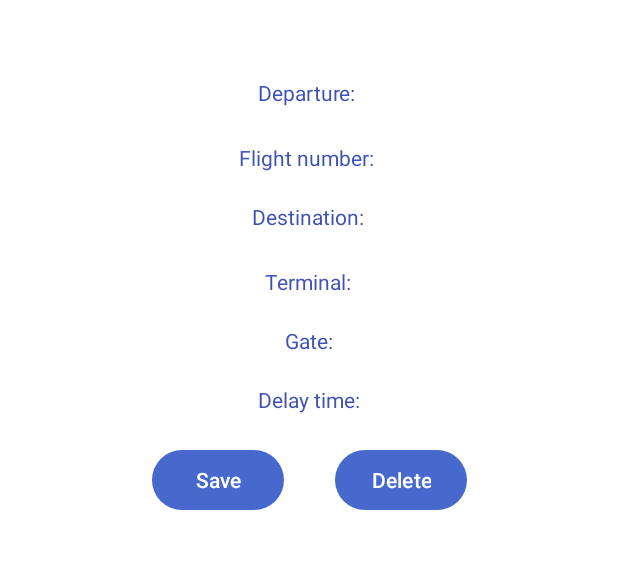
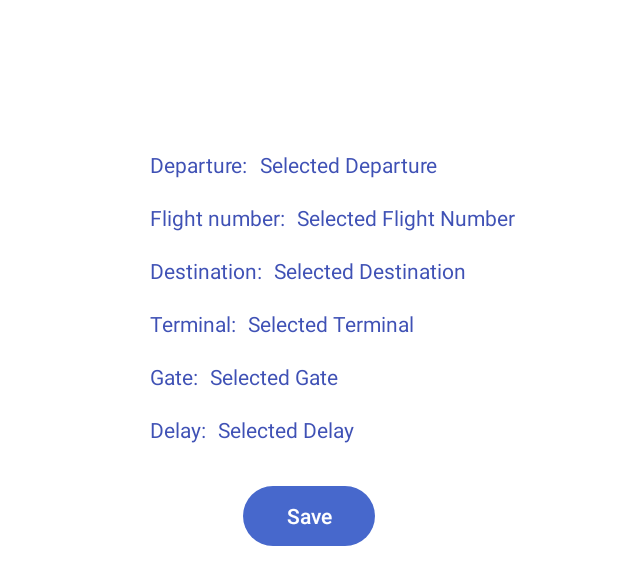
Before and after one commit to h-okay/CST2335-Final-Project-Submission, an Android app: the layout flight_detail_info.xml on its own in the app's theme, with its tools: preview values and no code run, on a phone screen of 412 x 824 dp. Shown: the top 585 px of the screen. Run offline under Robolectric (Android 15) with nearby library versions, the phone set to English and light mode, and no system bars.

```diff
--- a/app/src/main/java/algonquin/cst2335/cst2335_finalproject/FlightAdapter.java
+++ b/app/src/main/java/algonquin/cst2335/cst2335_finalproject/FlightAdapter.java
@@ -91,12 +91,13 @@ public class FlightAdapter extends RecyclerView.Adapter<FlightAdapter.FlightView
 
         public void bind(Flight flight) {
 
-                departureAirportTextView.setText(flight.getDepartureAirport());
-                flightNumberTextView.setText(flight.getFlightNumber());
-                destinationTextView.setText(flight.getDestination());
-                terminalTextView.setText(flight.getTerminal());
-                gateTextView.setText(flight.getGate());
-                delayTextView.setText(flight.getDelay());
+
+                departureAirportTextView.setText("Departure:" +flight.getDepartureAirport());
+                flightNumberTextView.setText("Flight Number:" + flight.getFlightNumber());
+                destinationTextView.setText("Destination:" + flight.getDestination());
+                terminalTextView.setText("Terminal:" + flight.getTerminal());
+                gateTextView.setText("Gate:" + flight.getGate());
+                delayTextView.setText("Delay:" + flight.getDelay());
 
 
         }
--- a/app/src/main/java/algonquin/cst2335/cst2335_finalproject/FlightDetailFragment.java
+++ b/app/src/main/java/algonquin/cst2335/cst2335_finalproject/FlightDetailFragment.java
@@ -42,12 +42,20 @@ public class FlightDetailFragment extends Fragment {
 
         requireActivity().runOnUiThread(() -> {
 
-            binding.departureText.setText(getString(R.string.departure, selected.departureAirport));
-            binding.flightNumberText.setText(getString(R.string.flight_number, selected.flightNumber));
-            binding.destinationData.setText(getString(R.string.destination, selected.destination));
-            binding.terminalData.setText(getString(R.string.terminal, selected.terminal));
-            binding.gate.setText(getString(R.string.gate, selected.gate));
-            binding.delay.setText(getString(R.string.delay, selected.delay));
+//            binding.departureText.setText(getString(R.string.departure, selected.departureAirport));
+//            binding.flightNumberText.setText(getString(R.string.flight_number, selected.flightNumber));
+//            binding.destinationData.setText(getString(R.string.destination, selected.destination));
+//            binding.terminalData.setText(getString(R.string.terminal, selected.terminal));
+//            binding.gate.setText(getString(R.string.gate, selected.gate));
+//            binding.delay.setText(getString(R.string.delay, selected.delay));
+            binding.departureText.setText(selected.departureAirport);
+            binding.flightNumberText.setText(selected.flightNumber);
+            binding.destinationData.setText(selected.destination);
+            binding.terminalData.setText(selected.terminal);
+            binding.gate.setText(selected.gate);
+            binding.delay.setText(selected.delay);
+
+
 
 
         });
--- a/app/src/main/res/layout/flight_detail_info.xml
+++ b/app/src/main/res/layout/flight_detail_info.xml
@@ -1,93 +1,139 @@
-<?xml version="1.0" encoding="utf-8"?>
-<androidx.constraintlayout.widget.ConstraintLayout xmlns:android="http://schemas.android.com/apk/res/android"
+<androidx.constraintlayout.widget.ConstraintLayout
+    xmlns:android="http://schemas.android.com/apk/res/android"
     xmlns:app="http://schemas.android.com/apk/res-auto"
     xmlns:tools="http://schemas.android.com/tools"
     android:layout_width="match_parent"
     android:layout_height="match_parent"
-    android:background="@color/white">
+    android:background="@color/white"
+    app:layout_constraintVertical_bias="0.5"
+    app:layout_constraintHorizontal_bias="0.5">
+
+    <!-- Departure label and TextView -->
+    <TextView
+        android:id="@+id/departureLabel"
+        android:layout_width="wrap_content"
+        android:layout_height="wrap_content"
+        android:layout_marginStart="100dp"
+        android:layout_marginTop="100dp"
+        android:text="Departure:"
+        app:layout_constraintStart_toStartOf="parent"
+        app:layout_constraintTop_toTopOf="parent" />
+
+    <TextView
+        android:id="@+id/departureText"
+        android:layout_width="wrap_content"
+        android:layout_height="wrap_content"
+        android:text="Selected Departure"
+        app:layout_constraintStart_toEndOf="@id/departureLabel"
+        app:layout_constraintTop_toTopOf="@id/departureLabel"
+        android:layout_marginStart="8dp"/>
+
+    <!-- Flight number label and TextView -->
+    <TextView
+        android:id="@+id/flightNumberLabel"
+        android:layout_width="wrap_content"
+        android:layout_height="wrap_content"
+        android:text="Flight number:"
+        app:layout_constraintStart_toStartOf="@id/departureLabel"
+        app:layout_constraintTop_toBottomOf="@id/departureLabel"
+        android:layout_marginTop="16dp"/>
+
+    <TextView
+        android:id="@+id/flightNumberText"
+        android:layout_width="wrap_content"
+        android:layout_height="wrap_content"
+        android:text="Selected Flight Number"
+        app:layout_constraintStart_toEndOf="@id/flightNumberLabel"
+        app:layout_constraintTop_toTopOf="@id/flightNumberLabel"
+        android:layout_marginStart="8dp"/>
+
+    <!-- Destination label and TextView -->
+    <TextView
+        android:id="@+id/destinationLabel"
+        android:layout_width="wrap_content"
+        android:layout_height="wrap_content"
+        android:text="Destination:"
+        app:layout_constraintStart_toStartOf="@id/flightNumberLabel"
+        app:layout_constraintTop_toBottomOf="@id/flightNumberLabel"
+        android:layout_marginTop="16dp"/>
 
     <TextView
         android:id="@+id/destinationData"
         android:layout_width="wrap_content"
         android:layout_height="wrap_content"
-        android:layout_marginTop="20dp"
-        android:text="Destination:"
-        app:layout_constraintEnd_toEndOf="@+id/flightNumberText"
-        app:layout_constraintHorizontal_bias="0.473"
-        app:layout_constraintStart_toStartOf="@+id/flightNumberText"
-        app:layout_constraintTop_toBottomOf="@+id/flightNumberText" />
+        android:text="Selected Destination"
+        app:layout_constraintStart_toEndOf="@id/destinationLabel"
+        app:layout_constraintTop_toTopOf="@id/destinationLabel"
+        android:layout_marginStart="8dp"/>
+
+    <!-- Terminal label and TextView -->
+    <TextView
+        android:id="@+id/terminalLabel"
+        android:layout_width="wrap_content"
+        android:layout_height="wrap_content"
+        android:text="Terminal:"
+        app:layout_constraintStart_toStartOf="@id/destinationLabel"
+        app:layout_constraintTop_toBottomOf="@id/destinationLabel"
+        android:layout_marginTop="16dp"/>
 
     <TextView
         android:id="@+id/terminalData"
         android:layout_width="wrap_content"
         android:layout_height="wrap_content"
-        android:layout_marginTop="24dp"
-        android:text="Terminal:"
-        app:layout_constraintEnd_toEndOf="@+id/destinationData"
-        app:layout_constraintStart_toStartOf="@+id/destinationData"
-        app:layout_constraintTop_toBottomOf="@+id/destinationData" />
+        android:text="Selected Terminal"
+        app:layout_constraintStart_toEndOf="@id/terminalLabel"
+        app:layout_constraintTop_toTopOf="@id/terminalLabel"
+        android:layout_marginStart="8dp"/>
+
+    <!-- Gate label and TextView -->
+    <TextView
+        android:id="@+id/gateLabel"
+        android:layout_width="wrap_content"
+        android:layout_height="wrap_content"
+        android:text="Gate:"
+        app:layout_constraintStart_toStartOf="@id/terminalLabel"
+        app:layout_constraintTop_toBottomOf="@id/terminalLabel"
+        android:layout_marginTop="16dp"/>
 
     <TextView
         android:id="@+id/gate"
         android:layout_width="wrap_content"
         android:layout_height="wrap_content"
-        android:layout_marginTop="20dp"
-        android:text="Gate:"
-        app:layout_constraintEnd_toEndOf="@+id/terminalData"
-        app:layout_constraintHorizontal_bias="0.52"
-        app:layout_constraintStart_toStartOf="@+id/terminalData"
-        app:layout_constraintTop_toBottomOf="@+id/terminalData" />
+        android:text="Selected Gate"
+        app:layout_constraintStart_toEndOf="@id/gateLabel"
+        app:layout_constraintTop_toTopOf="@id/gateLabel"
+        android:layout_marginStart="8dp"/>
+
+    <!-- Delay label and TextView -->
+    <TextView
+        android:id="@+id/delayLabel"
+        android:layout_width="wrap_content"
+        android:layout_height="wrap_content"
+        android:text="Delay:"
+        app:layout_constraintStart_toStartOf="@id/gateLabel"
+        app:layout_constraintTop_toBottomOf="@id/gateLabel"
+        android:layout_marginTop="16dp"/>
 
     <TextView
         android:id="@+id/delay"
         android:layout_width="wrap_content"
         android:layout_height="wrap_content"
-        android:layout_marginTop="20dp"
-        android:text="Delay time:"
-        app:layout_constraintEnd_toEndOf="@+id/gate"
-        app:layout_constraintStart_toStartOf="@+id/gate"
-        app:layout_constraintTop_toBottomOf="@+id/gate" />
+        android:text="Selected Delay"
+        app:layout_constraintStart_toEndOf="@id/delayLabel"
+        app:layout_constraintTop_toTopOf="@id/delayLabel"
+        android:layout_marginStart="8dp"/>
 
+    <!-- Save Button -->
     <Button
         android:id="@+id/saveButton"
         android:layout_width="wrap_content"
         android:layout_height="wrap_content"
+        android:layout_marginTop="24dp"
         android:text="Save"
-        app:layout_constraintBottom_toBottomOf="@+id/deleteButton"
-        app:layout_constraintEnd_toEndOf="parent"
-        app:layout_constraintHorizontal_bias="0.312"
-        app:layout_constraintStart_toStartOf="parent" />
-
-    <TextView
-        android:id="@+id/flightNumberText"
-        android:layout_width="wrap_content"
-        android:layout_height="wrap_content"
-        android:layout_marginTop="24dp"
-        android:text="Flight number: "
-        app:layout_constraintHorizontal_bias="0.52"
-        app:layout_constraintEnd_toEndOf="@+id/departureText"
-        app:layout_constraintStart_toStartOf="@+id/departureText"
-        app:layout_constraintTop_toBottomOf="@+id/departureText" />
-
-    <TextView
-        android:id="@+id/departureText"
-        android:layout_width="wrap_content"
-        android:layout_height="wrap_content"
-        android:layout_marginTop="52dp"
-        android:text="Departure: "
         app:layout_constraintEnd_toEndOf="parent"
         app:layout_constraintStart_toStartOf="parent"
-        app:layout_constraintTop_toTopOf="parent" />
+        app:layout_constraintTop_toBottomOf="@id/delayLabel" />
 
-    <Button
-        android:id="@+id/deleteButton"
-        android:layout_width="wrap_content"
-        android:layout_height="wrap_content"
-        android:layout_marginStart="10dp"
-        android:layout_marginTop="20dp"
-        android:text="Delete"
-        app:layout_constraintEnd_toEndOf="parent"
-        app:layout_constraintHorizontal_bias="0.19"
-        app:layout_constraintStart_toEndOf="@+id/saveButton"
-        app:layout_constraintTop_toBottomOf="@+id/delay" />
+    <!-- Delete Button -->
+
 </androidx.constraintlayout.widget.ConstraintLayout>
```
